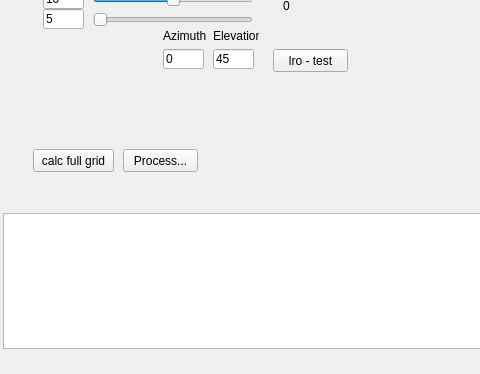
Above: fonstudio/mainwindow.ui from edfm-tum/iland-model before the change; both pictures show x 91 to 571 and y 177 to 551 of the 869 by 551 pixel window. Below: the same form after it.
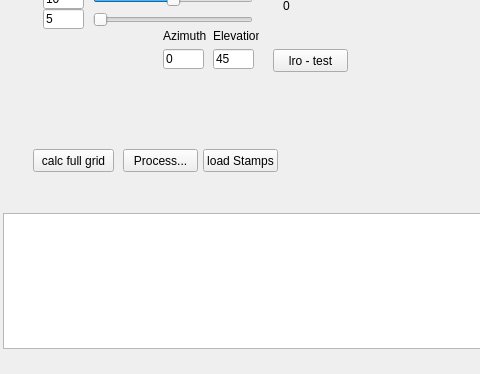
That is the form after the change. Icons and pictures are not drawn. Custom widgets are drawn as their Qt base class.

Commit message: various fixes (still trying to load/save stamps).

```diff
--- a/fonstudio/mainwindow.ui
+++ b/fonstudio/mainwindow.ui
@@ -377,6 +377,19 @@
          <string>0</string>
         </property>
        </widget>
+       <widget class="QPushButton" name="lrLoadStamps">
+        <property name="geometry">
+         <rect>
+          <x>200</x>
+          <y>280</y>
+          <width>75</width>
+          <height>23</height>
+         </rect>
+        </property>
+        <property name="text">
+         <string>load Stamps</string>
+        </property>
+       </widget>
       </widget>
       <widget class="QWidget" name="pageFON">
        <layout class="QVBoxLayout" name="verticalLayout_2">
```
Left out of the diff: 12 changed lines with no effect on the pictures. The commit also changes 7 other files.
